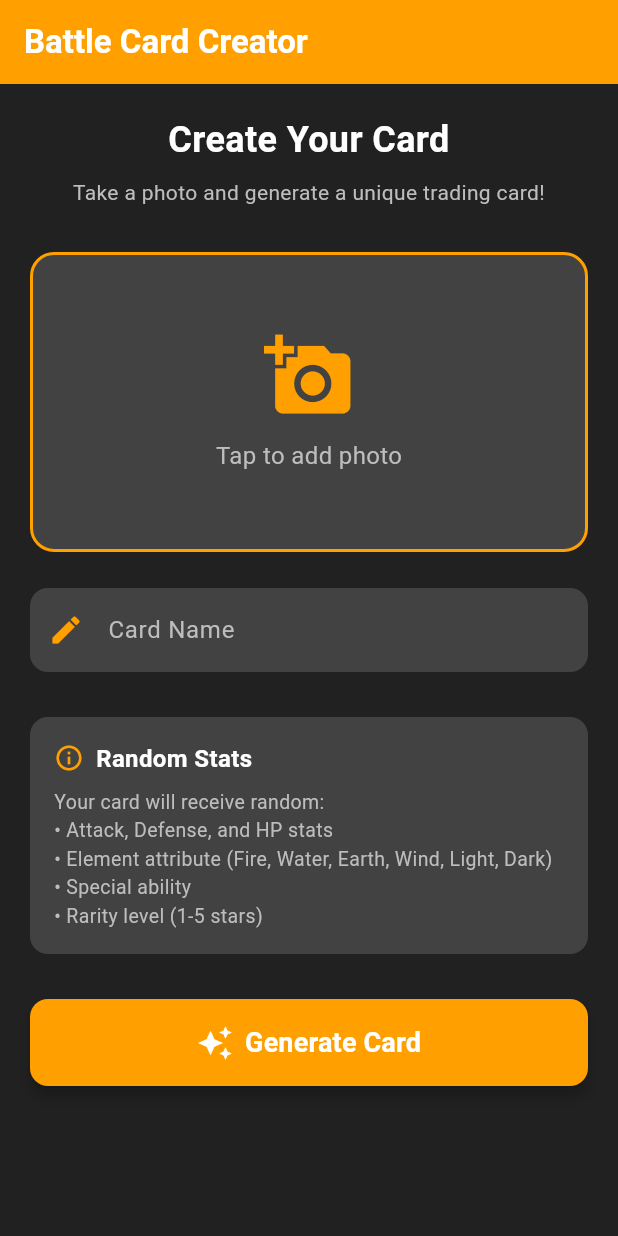
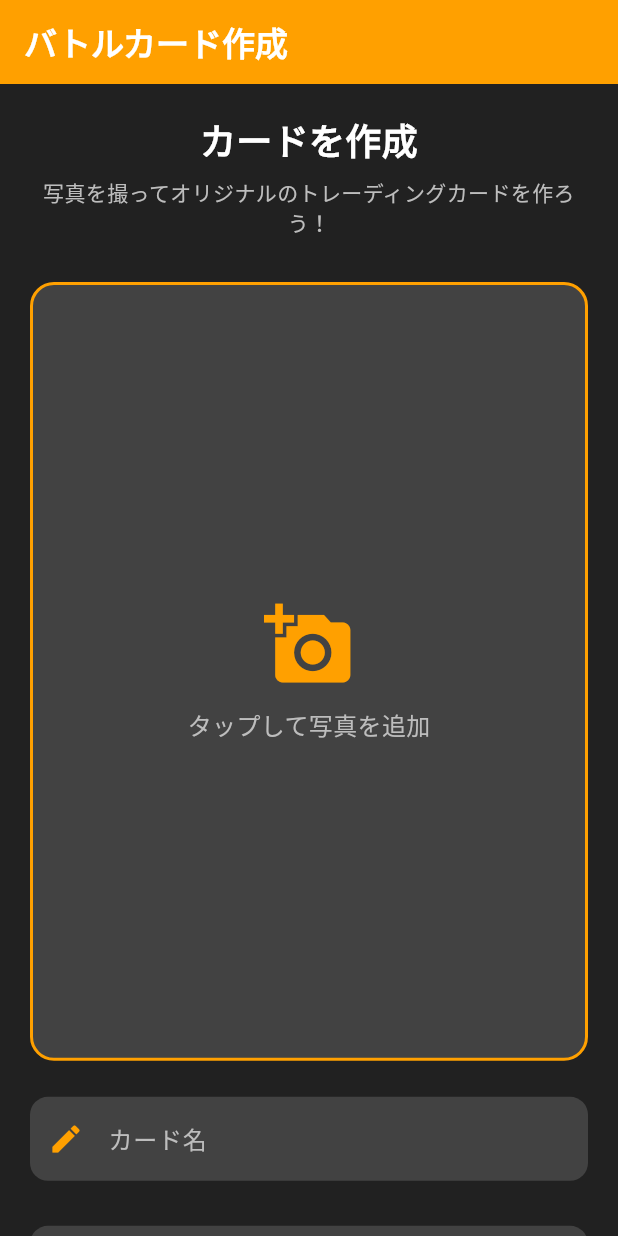
Before and after one commit to ayato-yamamoto/battle-cards, a Flutter app: the screen it shows after launch, on a phone screen of 412 x 824 dp. Run offline on Flutter 3.47's test engine with Material 3 defaults, Android fonts, the phone set to English and light mode, and no system bars; our stand-ins replace image_gallery_saver, image_picker, screenshot, share_plus.

Commit message:
Improve trading card app: Japanese UI, gallery save, card cost display
- Translate all UI text to Japanese
- Fix image preview aspect ratio to match card dimensions (300/420)
- Add image_gallery_saver package for saving cards to device photo gallery
- Add card cost calculation based on card strength (stats + rarity + ability)
- Display card cost in circular indicator on card header
- Update iOS Info.plist with Japanese permission descriptions
- Update screenshot package to v3.0.0 for Flutter 3.38.3 compatibility
- Update tests for Japanese text

Co-Authored-By: a.yamamoto@c-e-s.co.jp <a.yamamoto@c-e-s.co.jp>

```diff
--- a/lib/models/card_model.dart
+++ b/lib/models/card_model.dart
@@ -13,17 +13,17 @@ extension CardAttributeExtension on CardAttribute {
   String get displayName {
     switch (this) {
       case CardAttribute.fire:
-        return 'Fire';
+        return '炎';
       case CardAttribute.water:
-        return 'Water';
+        return '水';
       case CardAttribute.earth:
-        return 'Earth';
+        return '地';
       case CardAttribute.wind:
-        return 'Wind';
+        return '風';
       case CardAttribute.light:
-        return 'Light';
+        return '光';
       case CardAttribute.dark:
-        return 'Dark';
+        return '闇';
     }
   }
 
@@ -80,63 +80,63 @@ class BattleCard {
 
   static final List<CardAbility> _abilities = [
     const CardAbility(
-      name: 'Fireball',
-      description: 'Deal 30 damage to enemy',
+      name: 'ファイアボール',
+      description: '敵に30ダメージを与える',
       cost: 2,
     ),
     const CardAbility(
-      name: 'Shield',
-      description: 'Increase defense by 20',
+      name: 'シールド',
+      description: '防御力を20上昇させる',
       cost: 1,
     ),
     const CardAbility(
-      name: 'Heal',
-      description: 'Restore 25 HP',
+      name: 'ヒール',
+      description: 'HPを25回復する',
       cost: 2,
     ),
     const CardAbility(
-      name: 'Thunder Strike',
-      description: 'Deal 40 damage, 20% stun chance',
+      name: 'サンダーストライク',
+      description: '40ダメージ、20%でスタン',
       cost: 3,
     ),
     const CardAbility(
-      name: 'Poison',
-      description: 'Deal 10 damage per turn for 3 turns',
+      name: 'ポイズン',
+      description: '3ターン毎ターン10ダメージ',
       cost: 2,
     ),
     const CardAbility(
-      name: 'Rage',
-      description: 'Increase attack by 25',
+      name: 'レイジ',
+      description: '攻撃力を25上昇させる',
       cost: 2,
     ),
     const CardAbility(
-      name: 'Ice Blast',
-      description: 'Deal 25 damage, slow enemy',
+      name: 'アイスブラスト',
+      description: '25ダメージ、敵を減速',
       cost: 2,
     ),
     const CardAbility(
-      name: 'Earthquake',
-      description: 'Deal 35 damage to all enemies',
+      name: 'アースクエイク',
+      description: '全ての敵に35ダメージ',
       cost: 4,
     ),
     const CardAbility(
-      name: 'Wind Slash',
-      description: 'Deal 20 damage, attack twice',
+      name: 'ウィンドスラッシュ',
+      description: '20ダメージを2回与える',
       cost: 3,
     ),
     const CardAbility(
-      name: 'Dark Curse',
-      description: 'Reduce enemy attack by 15',
+      name: 'ダークカース',
+      description: '敵の攻撃力を15減少させる',
       cost: 2,
     ),
     const CardAbility(
-      name: 'Holy Light',
-      description: 'Deal 30 damage to dark enemies',
+      name: 'ホーリーライト',
+      description: '闇属性の敵に30ダメージ',
       cost: 2,
     ),
     const CardAbility(
-      name: 'Drain Life',
-      description: 'Deal 20 damage, heal same amount',
+      name: 'ドレインライフ',
+      description: '20ダメージを与え同量回復',
       cost: 3,
     ),
   ];
@@ -174,4 +174,13 @@ class BattleCard {
   String get rarityStars {
     return '★' * rarity + '☆' * (5 - rarity);
   }
+
+  int get cardCost {
+    final statScore = attack + defense + (hp / 2).round();
+    final rarityBonus = rarity * 20;
+    final abilityBonus = ability.cost * 10;
+    final totalScore = statScore + rarityBonus + abilityBonus;
+    final rawCost = (totalScore / 60).round();
+    return rawCost.clamp(1, 12);
+  }
 }
--- a/lib/screens/card_preview_screen.dart
+++ b/lib/screens/card_preview_screen.dart
@@ -1,6 +1,7 @@
 import 'dart:io';
 import 'dart:typed_data';
 import 'package:flutter/material.dart';
+import 'package:image_gallery_saver/image_gallery_saver.dart';
 import 'package:path_provider/path_provider.dart';
 import 'package:screenshot/screenshot.dart';
 import 'package:share_plus/share_plus.dart';
@@ -35,22 +36,29 @@ class _CardPreviewScreenState extends State<CardPreviewScreen> {
       );
 
       if (imageBytes != null) {
-        final directory = await getApplicationDocumentsDirectory();
         final timestamp = DateTime.now().millisecondsSinceEpoch;
-        final filePath = '${directory.path}/battle_card_$timestamp.png';
-        final file = File(filePath);
-        await file.writeAsBytes(imageBytes);
+        final result = await ImageGallerySaver.saveImage(
+          imageBytes,
+          name: 'battle_card_$timestamp',
+          quality: 100,
+        );
+
+        final success = result['isSuccess'] == true;
 
         if (mounted) {
           ScaffoldMessenger.of(context).showSnackBar(
             SnackBar(
-              content: const Text('Card saved successfully!'),
-              backgroundColor: Colors.green.shade700,
-              action: SnackBarAction(
-                label: 'Share',
-                textColor: Colors.white,
-                onPressed: () => _shareCard(filePath),
-              ),
+              content: Text(success
+                  ? 'カードを写真に保存しました'
+                  : 'カードの保存に失敗しました'),
+              backgroundColor: success ? Colors.green.shade700 : Colors.red,
+              action: success
+                  ? SnackBarAction(
+                      label: '共有',
+                      textColor: Colors.white,
+                      onPressed: () => _shareCard(),
+                    )
+                  : null,
             ),
           );
         }
@@ -59,7 +67,7 @@ class _CardPreviewScreenState extends State<CardPreviewScreen> {
       if (mounted) {
         ScaffoldMessenger.of(context).showSnackBar(
           SnackBar(
-            content: Text('Failed to save card: $e'),
+            content: Text('カードの保存に失敗しました: $e'),
             backgroundColor: Colors.red,
           ),
         );
@@ -100,18 +108,18 @@ class _CardPreviewScreenState extends State<CardPreviewScreen> {
 
       await Share.shareXFiles(
         [XFile(filePath)],
-        text: 'Check out my Battle Card: ${widget.card.name}!',
+        text: '私のバトルカード「${widget.card.name}」をチェック！',
       );
     } catch (e) {
       if (mounted) {
         ScaffoldMessenger.of(context).showSnackBar(
           SnackBar(
-            content: Text('Failed to share card: $e'),
+            content: Text('カードの共有に失敗しました: $e'),
             backgroundColor: Colors.red,
           ),
         );
       }
-    } finally {
+    }finally {
       setState(() {
         _isSaving = false;
       });
@@ -124,7 +132,7 @@ class _CardPreviewScreenState extends State<CardPreviewScreen> {
       backgroundColor: Colors.grey.shade900,
       appBar: AppBar(
         title: const Text(
-          'Your Card',
+          'あなたのカード',
           style: TextStyle(fontWeight: FontWeight.bold),
         ),
         backgroundColor: Colors.amber.shade700,
@@ -134,7 +142,7 @@ class _CardPreviewScreenState extends State<CardPreviewScreen> {
           IconButton(
             onPressed: _isSaving ? null : () => _shareCard(),
             icon: const Icon(Icons.share),
-            tooltip: 'Share',
+            tooltip: '共有',
           ),
         ],
       ),
@@ -188,7 +196,7 @@ class _CardPreviewScreenState extends State<CardPreviewScreen> {
               ),
               const SizedBox(width: 8),
               const Text(
-                'Card Details',
+                'カード詳細',
                 style: TextStyle(
                   color: Colors.white,
                   fontSize: 16,
@@ -198,14 +206,14 @@ class _CardPreviewScreenState extends State<CardPreviewScreen> {
             ],
           ),
           const SizedBox(height: 12),
-          _buildDetailRow('Name', widget.card.name),
-          _buildDetailRow('Attribute', widget.card.attribute.displayName),
-          _buildDetailRow('Rarity', widget.card.rarityStars),
-          _buildDetailRow('Attack', widget.card.attack.toString()),
-          _buildDetailRow('Defense', widget.card.defense.toString()),
+          _buildDetailRow('名前', widget.card.name),
+          _buildDetailRow('属性', widget.card.attribute.displayName),
+          _buildDetailRow('レアリティ', widget.card.rarityStars),
+          _buildDetailRow('攻撃力', widget.card.attack.toString()),
+          _buildDetailRow('防御力', widget.card.defense.toString()),
           _buildDetailRow('HP', widget.card.hp.toString()),
           const Divider(color: Colors.grey),
-          _buildDetailRow('Ability', widget.card.ability.name),
+          _buildDetailRow('スキル', widget.card.ability.name),
           Text(
             widget.card.ability.description,
             style: TextStyle(
@@ -264,7 +272,7 @@ class _CardPreviewScreenState extends State<CardPreviewScreen> {
               child: OutlinedButton.icon(
                 onPressed: () => Navigator.pop(context),
                 icon: const Icon(Icons.refresh),
-                label: const Text('New Card'),
+                label: const Text('新しいカード'),
                 style: OutlinedButton.styleFrom(
                   foregroundColor: Colors.amber.shade700,
                   side: BorderSide(color: Colors.amber.shade700, width: 2),
@@ -289,7 +297,7 @@ class _CardPreviewScreenState extends State<CardPreviewScreen> {
                         ),
                       )
                     : const Icon(Icons.save_alt),
-                label: Text(_isSaving ? 'Saving...' : 'Save Card'),
+                label: Text(_isSaving ? '保存中...' : 'カードを保存'),
                 style: ElevatedButton.styleFrom(
                   backgroundColor: Colors.amber.shade700,
                   foregroundColor: Colors.white,
--- a/lib/screens/home_screen.dart
+++ b/lib/screens/home_screen.dart
@@ -40,7 +40,7 @@ class _HomeScreenState extends State<HomeScreen> {
       if (mounted) {
         ScaffoldMessenger.of(context).showSnackBar(
           SnackBar(
-            content: Text('Failed to capture image: $e'),
+            content: Text('画像の撮影に失敗しました: $e'),
             backgroundColor: Colors.red,
           ),
         );
@@ -65,7 +65,7 @@ class _HomeScreenState extends State<HomeScreen> {
       if (mounted) {
         ScaffoldMessenger.of(context).showSnackBar(
           SnackBar(
-            content: Text('Failed to pick image: $e'),
+            content: Text('画像の選択に失敗しました: $e'),
             backgroundColor: Colors.red,
           ),
         );
@@ -77,7 +77,7 @@ class _HomeScreenState extends State<HomeScreen> {
     if (_nameController.text.trim().isEmpty) {
       ScaffoldMessenger.of(context).showSnackBar(
         const SnackBar(
-          content: Text('Please enter a card name'),
+          content: Text('カード名を入力してください'),
           backgroundColor: Colors.orange,
         ),
       );
@@ -119,7 +119,7 @@ class _HomeScreenState extends State<HomeScreen> {
             mainAxisSize: MainAxisSize.min,
             children: [
               const Text(
-                'Select Image Source',
+                '画像を選択',
                 style: TextStyle(
                   color: Colors.white,
                   fontSize: 18,
@@ -132,7 +132,7 @@ class _HomeScreenState extends State<HomeScreen> {
                 children: [
                   _buildImageSourceOption(
                     icon: Icons.camera_alt,
-                    label: 'Camera',
+                    label: 'カメラ',
                     onTap: () {
                       Navigator.pop(context);
                       _pickImageFromCamera();
@@ -140,7 +140,7 @@ class _HomeScreenState extends State<HomeScreen> {
                   ),
                   _buildImageSourceOption(
                     icon: Icons.photo_library,
-                    label: 'Gallery',
+                    label: 'ギャラリー',
                     onTap: () {
                       Navigator.pop(context);
                       _pickImageFromGallery();
@@ -195,7 +195,7 @@ class _HomeScreenState extends State<HomeScreen> {
       backgroundColor: Colors.grey.shade900,
       appBar: AppBar(
         title: const Text(
-          'Battle Card Creator',
+          'バトルカード作成',
           style: TextStyle(fontWeight: FontWeight.bold),
         ),
         backgroundColor: Colors.amber.shade700,
@@ -208,7 +208,7 @@ class _HomeScreenState extends State<HomeScreen> {
           crossAxisAlignment: CrossAxisAlignment.stretch,
           children: [
             const Text(
-              'Create Your Card',
+              'カードを作成',
               style: TextStyle(
                 color: Colors.white,
                 fontSize: 24,
@@ -218,7 +218,7 @@ class _HomeScreenState extends State<HomeScreen> {
             ),
             const SizedBox(height: 8),
             Text(
-              'Take a photo and generate a unique trading card!',
+              '写真を撮ってオリジナルのトレーディングカードを作ろう！',
               style: TextStyle(
                 color: Colors.grey.shade400,
                 fontSize: 14,
@@ -229,7 +229,6 @@ class _HomeScreenState extends State<HomeScreen> {
             GestureDetector(
               onTap: _showImageSourceDialog,
               child: Container(
-                height: 200,
                 decoration: BoxDecoration(
                   color: Colors.grey.shade800,
                   borderRadius: BorderRadius.circular(16),
@@ -238,6 +237,8 @@ class _HomeScreenState extends State<HomeScreen> {
                     width: 2,
                   ),
                 ),
+                child: AspectRatio(
+                  aspectRatio: 300 / 420,
                   child: _selectedImage != null
                       ? ClipRRect(
                           borderRadius: BorderRadius.circular(14),
@@ -284,7 +285,7 @@ class _HomeScreenState extends State<HomeScreen> {
                             ),
                             const SizedBox(height: 12),
                             Text(
-                            'Tap to add photo',
+                              'タップして写真を追加',
                               style: TextStyle(
                                 color: Colors.grey.shade400,
                                 fontSize: 16,
@@ -294,14 +295,15 @@ class _HomeScreenState extends State<HomeScreen> {
                         ),
                 ),
               ),
+            ),
             const SizedBox(height: 24),
             TextField(
               controller: _nameController,
               style: const TextStyle(color: Colors.white),
               decoration: InputDecoration(
-                labelText: 'Card Name',
+                labelText: 'カード名',
                 labelStyle: TextStyle(color: Colors.grey.shade400),
-                hintText: 'Enter your card name',
+                hintText: 'カード名を入力',
                 hintStyle: TextStyle(color: Colors.grey.shade600),
                 filled: true,
                 fillColor: Colors.grey.shade800,
@@ -341,7 +343,7 @@ class _HomeScreenState extends State<HomeScreen> {
                       ),
                       const SizedBox(width: 8),
                       const Text(
-                        'Random Stats',
+                        'ランダムステータス',
                         style: TextStyle(
                           color: Colors.white,
                           fontSize: 16,
@@ -352,11 +354,11 @@ class _HomeScreenState extends State<HomeScreen> {
                   ),
                   const SizedBox(height: 8),
                   Text(
-                    'Your card will receive random:\n'
-                    '• Attack, Defense, and HP stats\n'
-                    '• Element attribute (Fire, Water, Earth, Wind, Light, Dark)\n'
-                    '• Special ability\n'
-                    '• Rarity level (1-5 stars)',
+                    'カードには以下がランダムで付与されます：\n'
+                    '・攻撃力、防御力、HPのステータス\n'
+                    '・属性（炎、水、地、風、光、闇）\n'
+                    '・特殊スキル\n'
+                    '・レアリティ（1〜5つ星）',
                     style: TextStyle(
                       color: Colors.grey.shade400,
                       fontSize: 13,
@@ -392,7 +394,7 @@ class _HomeScreenState extends State<HomeScreen> {
                         Icon(Icons.auto_awesome, size: 24),
                         SizedBox(width: 8),
                         Text(
-                          'Generate Card',
+                          'カードを生成',
                           style: TextStyle(
                             fontSize: 18,
                             fontWeight: FontWeight.bold,
--- a/pubspec.yaml
+++ b/pubspec.yaml
@@ -42,10 +42,13 @@ dependencies:
   path_provider: ^2.1.2
 
   # For capturing widget as image
-  screenshot: ^2.1.0
+  screenshot: ^3.0.0
 
   # For sharing cards
   share_plus: ^7.2.1
+
+  # For saving images to device gallery
+  image_gallery_saver: ^2.0.3
 
 dev_dependencies:
   flutter_test:
```
Also changed, not shown: lib/widgets/trading_card_widget.dart (+23 -3 lines), pubspec.lock, 2 other files. Lines whose indentation alone changed are shown as unchanged.
